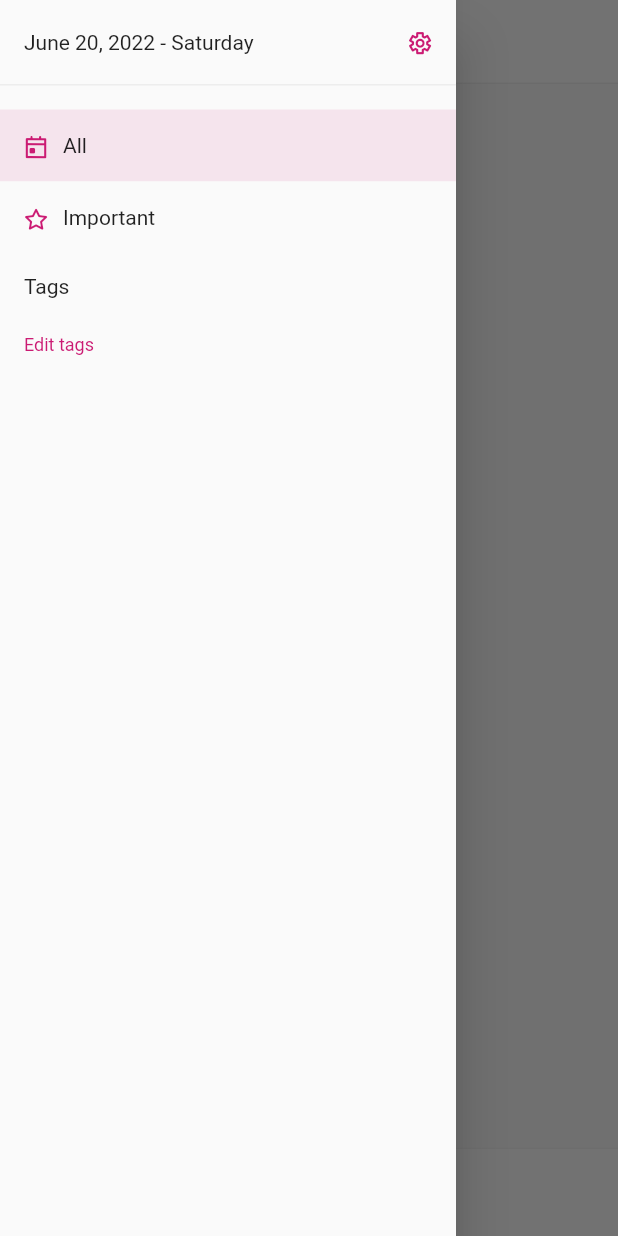
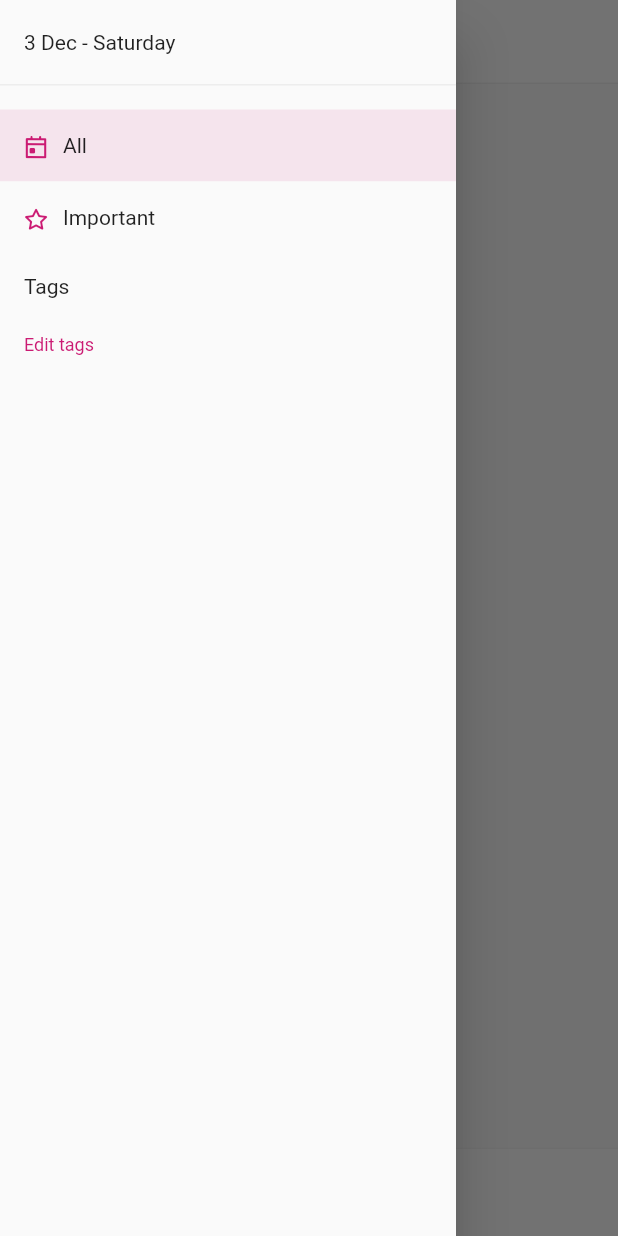
Before and after one commit to L4ENT/gapler-flutter, a Flutter app: the screen it shows after launch, with the side drawer open, on a phone screen of 412 x 824 dp. Run offline on Flutter 3.47's test engine with Material 2 defaults, Android fonts, the phone set to English and light mode, and no system bars; our stand-ins replace flutter_riverpod, go_router, isar; missing offline and left inert: flutter_quill; accounts and stored records are empty; generated files the repository leaves out were written again.

Commit message:
Hotfix dates, and items batch height

```diff
--- a/lib/components/main_menu.dart
+++ b/lib/components/main_menu.dart
@@ -4,6 +4,7 @@ import 'package:domo/providers/calendar_view_provider.dart';
 import 'package:domo/providers/tags_manager_provider.dart';
 import 'package:domo/providers/tags_provider.dart';
 import 'package:domo/providers/url_provider.dart';
+import 'package:domo/utils.dart';
 import 'package:flutter/material.dart';
 import 'package:domo/components/domo_icons.dart';
 import 'package:flutter_riverpod/flutter_riverpod.dart';
@@ -95,9 +96,9 @@ class MainMenuSate extends ConsumerState {
           child: Row(
             mainAxisAlignment: MainAxisAlignment.spaceBetween,
             children: [
-              const Text('June 20, 2022 - Saturday'),
-              Icon(DomoIcons.settings,
-                  size: 16, color: Theme.of(context).colorScheme.primary),
+              Text(formatForCv(DateTime.now())),
+              // Icon(DomoIcons.settings,
+              //     size: 16, color: Theme.of(context).colorScheme.primary),
             ],
           ),
         ),
--- a/lib/utils.dart
+++ b/lib/utils.dart
@@ -61,3 +61,16 @@ NoteModel getEmptyNote({
 bool isSameDate(DateTime a, DateTime b) {
   return a.year == b.year && a.month == b.month && a.day == b.day;
 }
+
+String formatForCv(DateTime dt) {
+  final today = DateTime.now();
+  DateFormat formatter;
+  if(today.year == dt.year) {
+    formatter = DateFormat('d MMM - EEEE');
+  } else {
+    formatter = DateFormat('d MMM, YYYY - EEEE');
+  }
+
+  final String formatted = formatter.format(dt);
+  return formatted;
+}
--- a/lib/views/calendar_view.dart
+++ b/lib/views/calendar_view.dart
@@ -101,7 +101,7 @@ class _ItemTags extends StatelessWidget {
   final letterWidth = 5;
   final tagPadding = 12;
   final tagMargin = 4;
-  final maxContentWidth = 128;
+  final maxContentWidth = 124;
 
   final List<TagModel> tags;
 
@@ -362,7 +362,7 @@ class CalendarViewState extends ConsumerState<CalendarView> {
   }
 
   double _getGroupHeight(int maxBatchSize) {
-    return maxBatchSize * 33.0;
+    return maxBatchSize * 33.0 + 33.0;
   }
 
   @override
@@ -391,7 +391,7 @@ class CalendarViewState extends ConsumerState<CalendarView> {
                         padding: const EdgeInsets.only(left: 16),
                         child: Align(
                           alignment: Alignment.centerLeft,
-                          child: Text(getHumanDate(groupDate)),
+                          child: Text(formatForCv(groupDate)),
                         ),
                       ),
                       Container(
```
